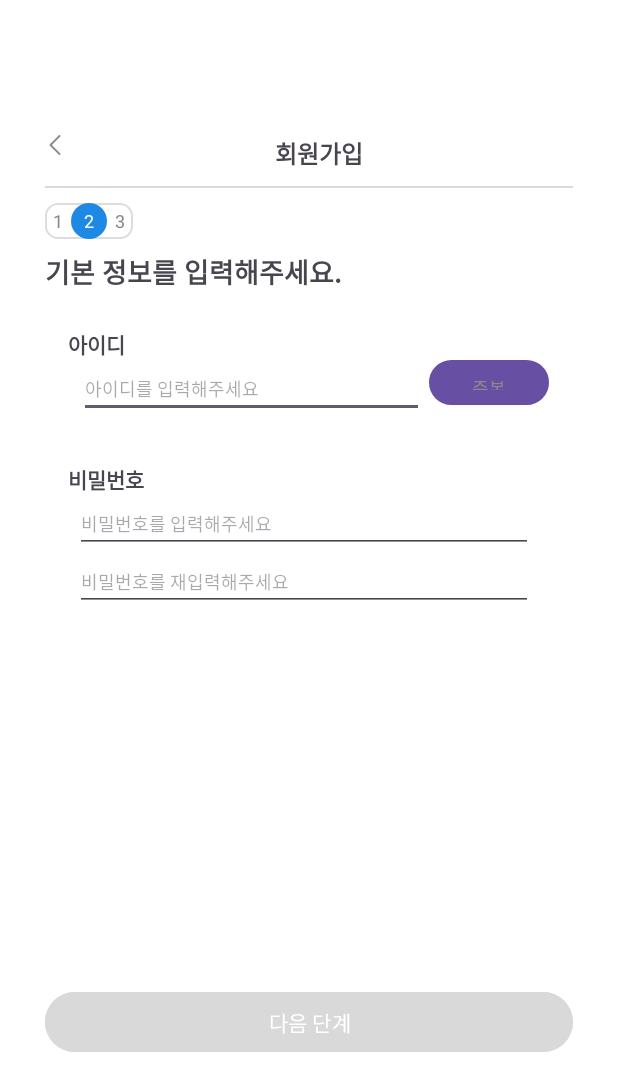
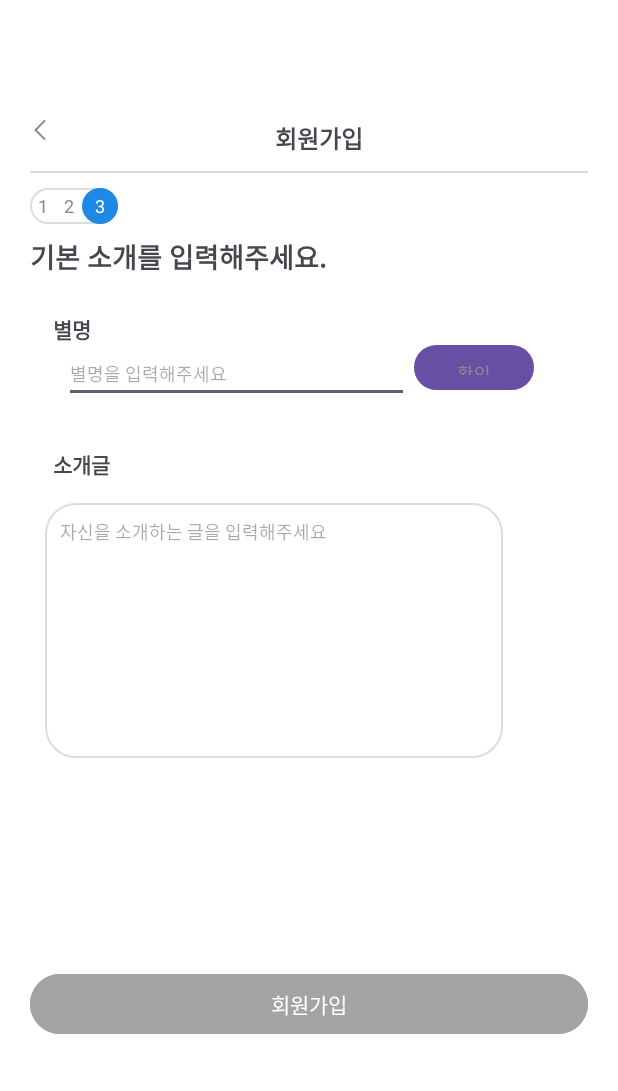
Before and after one commit to MOMOOCZZI/MOMOOCZZI-FE, an Android app: the layout register3.xml on its own in the app's theme, with its tools: preview values and no code run, on a phone screen of 412 x 824 dp. Shown: the top 1091 px of the screen. Run offline under Robolectric (Android 15) with nearby library versions, the phone set to English and light mode, and no system bars.

Commit message:
회원가입 2차 화면 구현

```diff
--- a/app/src/main/java/com/example/momooczzi_fe/Register1.java
+++ b/app/src/main/java/com/example/momooczzi_fe/Register1.java
@@ -1,4 +1,4 @@
-package com.example.hello;
+package com.example.momooczzi_fe;
 
 import android.content.res.ColorStateList;
 import android.graphics.Color;
--- a/app/src/main/java/com/example/momooczzi_fe/Register2.java
+++ b/app/src/main/java/com/example/momooczzi_fe/Register2.java
@@ -1,4 +1,4 @@
-package com.example.hello;
+package com.example.momooczzi_fe;
 
 import android.os.Bundle;
 import android.text.Editable;
@@ -19,7 +19,7 @@ public class Register2 extends AppCompatActivity {
     protected void onCreate(Bundle savedInstanceState) {
         super.onCreate(savedInstanceState);
         EdgeToEdge.enable(this);
-        setContentView(R.layout.activity_main);
+        setContentView(R.layout.register2);
 
         ViewCompat.setOnApplyWindowInsetsListener(findViewById(R.id.register2), (v, insets) -> {
             Insets systemBars = insets.getInsets(WindowInsetsCompat.Type.systemBars());
--- a/app/src/main/res/drawable/round_border.xml
+++ b/app/src/main/res/drawable/round_border.xml
@@ -2,5 +2,5 @@
 <shape xmlns:android="http://schemas.android.com/apk/res/android">
     <solid android:color="#FFFFFF"/>
     <stroke android:width="1dp" android:color="#DDDDDD"/>
-    <corners android:radius="8dp"/>
+    <corners android:radius="20dp"/>
 </shape>
--- a/app/src/main/res/layout/register1.xml
+++ b/app/src/main/res/layout/register1.xml
@@ -6,7 +6,7 @@
     android:background="#FFFFFF"
     android:gravity="center_horizontal"
     android:orientation="vertical"
-    android:padding="30dp">
+    android:padding="20dp">
 
     <LinearLayout
         android:layout_width="match_parent"
--- a/app/src/main/res/layout/register2.xml
+++ b/app/src/main/res/layout/register3.xml
@@ -1,12 +1,12 @@
 <?xml version="1.0" encoding="utf-8"?>
 <LinearLayout xmlns:android="http://schemas.android.com/apk/res/android"
-    android:id="@+id/register2"
+    android:id="@+id/register3"
     android:layout_width="match_parent"
     android:layout_height="match_parent"
     android:background="#FFFFFF"
     android:gravity="center_horizontal"
     android:orientation="vertical"
-    android:padding="30dp">
+    android:padding="20dp">
 
     <LinearLayout
         android:layout_width="match_parent"
@@ -57,19 +57,19 @@
             android:textSize="12sp" />
 
         <TextView
+            android:layout_width="wrap_content"
+            android:layout_height="wrap_content"
+            android:text="  2  "
+            android:textColor="#888888"
+            android:textSize="12sp" />
+
+        <TextView
             android:layout_width="24dp"
             android:layout_height="24dp"
             android:background="@drawable/circle_selected"
             android:gravity="center"
-            android:text="  2  "
+            android:text="  3  "
             android:textColor="#FFFFFF"
-            android:textSize="12sp" />
-
-        <TextView
-            android:layout_width="wrap_content"
-            android:layout_height="wrap_content"
-            android:text="  3  "
-            android:textColor="#888888"
             android:textSize="12sp" />
     </LinearLayout>
     <!-- 제목 -->
@@ -78,14 +78,14 @@
         android:layout_height="wrap_content"
         android:layout_gravity="left"
         android:layout_marginBottom="24dp"
-        android:text="기본 정보를 입력해주세요."
+        android:text="기본 소개를 입력해주세요."
         android:textSize="18sp"
         android:textStyle="bold" />
 
     <TextView
         android:layout_width="wrap_content"
         android:layout_height="wrap_content"
-        android:text="아이디"
+        android:text="별명"
         android:textStyle="bold"
         android:layout_gravity="left"
         android:layout_marginLeft="15dp"/>
@@ -96,17 +96,17 @@
         android:layout_height="wrap_content"
         android:orientation="horizontal">
         <EditText
-            android:id="@+id/registerId"
+            android:id="@+id/registernick"
             android:layout_width="230dp"
             android:layout_height="wrap_content"
-            android:hint="아이디를 입력해주세요"
+            android:hint="별명을 입력해주세요"
             android:textSize="12sp"/>
         <Button
             android:layout_width="80dp"
             android:layout_height="30dp"
             android:background="@drawable/btn_round_border"
             android:backgroundTint="@null"
-            android:text="중복확인"
+            android:text="확인"
             android:textColor="#8B8B8B"
             android:textSize="12sp"
             android:layout_marginLeft="3dp"/>
@@ -116,7 +116,7 @@
     <TextView
         android:layout_width="wrap_content"
         android:layout_height="wrap_content"
-        android:text="비밀번호"
+        android:text="소개글"
         android:textStyle="bold"
         android:layout_gravity="left"
         android:layout_marginLeft="15dp"
@@ -124,30 +124,25 @@
         />
 
     <EditText
-        android:id="@+id/registerPass1"
+        android:id="@+id/introet"
         android:layout_width="305dp"
+        android:layout_marginLeft="10dp"
+        android:layout_marginTop="15dp"
         android:layout_gravity="left"
-        android:layout_marginLeft="20dp"
-        android:layout_height="wrap_content"
-        android:hint="비밀번호를 입력해주세요"
-        android:textSize="12sp"/>
-
-    <EditText
-        android:id="@+id/registerPass2"
-        android:layout_width="305dp"
-        android:layout_gravity="left"
-        android:layout_marginLeft="20dp"
-        android:layout_height="wrap_content"
-        android:hint="비밀번호를 재입력해주세요"
+        android:gravity="top"
+        android:padding="10dp"
+        android:layout_height="170dp"
+        android:background="@drawable/round_border"
+        android:hint="자신을 소개하는 글을 입력해주세요"
         android:textSize="12sp"/>
     <!-- 다음 버튼 -->
     <Button
-        android:id="@+id/btnNext"
+        android:id="@+id/btnRegister"
         android:layout_width="match_parent"
         android:layout_height="wrap_content"
-        android:layout_marginTop="250dp"
-        android:backgroundTint="#D9D9D9"
+        android:layout_marginTop="140dp"
+        android:backgroundTint="#A3A3A3"
         android:enabled="false"
-        android:text="다음 단계"
+        android:text="회원가입"
         android:textColor="#FFFFFF" />
 </LinearLayout>
--- a/gradle/libs.versions.toml
+++ b/gradle/libs.versions.toml
@@ -1,5 +1,5 @@
 [versions]
-agp = "8.9.0"
+agp = "8.10.0"
 junit = "4.13.2"
 junitVersion = "1.2.1"
 espressoCore = "3.6.1"
```
Also changed, not shown: app/src/main/java/com/example/momooczzi_fe/Register3.java (added, +59 -0 lines), app/src/main/res/layout/fragment_register.xml (added, +30 -0 lines), app/src/main/res/layout/start.xml (deleted, +0 -46 lines), app/src/main/res/drawable/register_complete.png (added).
